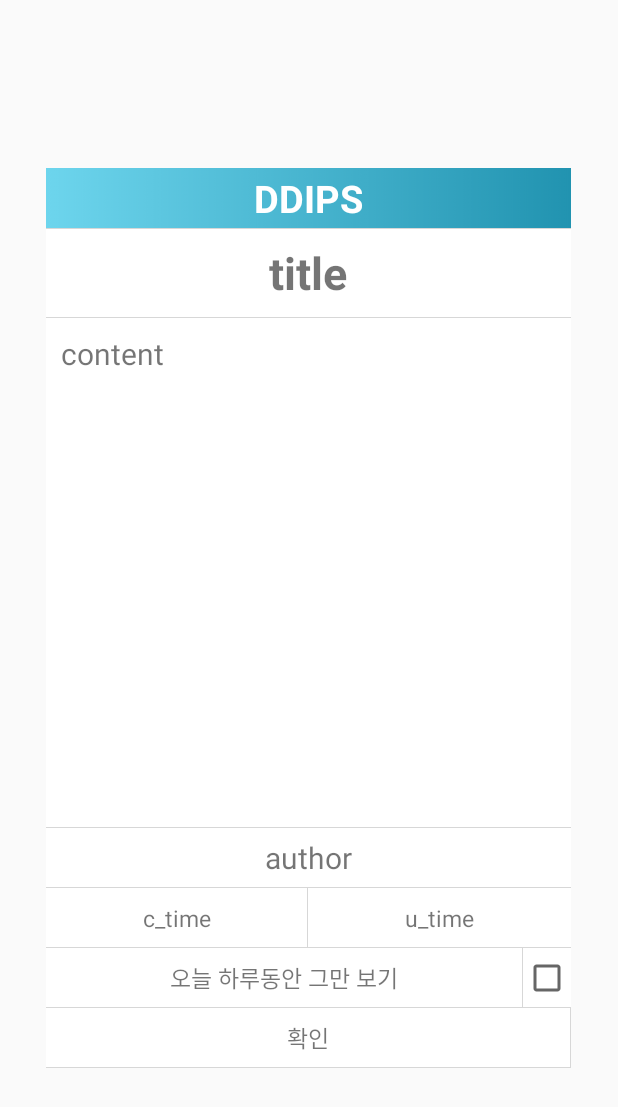
After one commit to Nambyungwook/BlueApp, an Android app: the layout activity_notice_popup.xml on its own in the app's theme, with its tools: preview values and no code run, on a phone screen of 412 x 824 dp. The commit adds this screen. Shown: the top 1107 px of the screen. Run offline under Robolectric (Android 15) with nearby library versions, the phone set to English and light mode, and no system bars.

Commit message:
공지사항 팝업창 생성, 오늘하루 그만보기 기능적용, 로딩중 문구변경 버전 1.0.5업데이트

```diff
--- a/app/build.gradle
+++ b/app/build.gradle
@@ -8,8 +8,8 @@ android {
         applicationId "com.nbw.blueapp"
         minSdkVersion 21
         targetSdkVersion 29
-        versionCode 9
-        versionName "1.0.4"
+        versionCode 10
+        versionName "1.0.5"
         testInstrumentationRunner "androidx.test.runner.AndroidJUnitRunner"
         multiDexEnabled true
     }
--- a/app/src/main/res/layout/activity_loading.xml
+++ b/app/src/main/res/layout/activity_loading.xml
@@ -42,9 +42,9 @@
         android:id="@+id/tv_loading"
         android:layout_width="wrap_content"
         android:layout_height="wrap_content"
-        android:text="로딩중"
+        android:text="사이트 정보를 불러오는 중입니다."
         android:textColor="#FFFFFF"
-        android:textSize="50dp"
+        android:textSize="20dp"
         android:textStyle="bold"
         app:layout_constraintBottom_toBottomOf="parent"
         app:layout_constraintEnd_toEndOf="parent"
--- /dev/null
+++ b/app/src/main/res/layout/activity_notice_popup.xml
@@ -0,0 +1,150 @@
+<?xml version="1.0" encoding="utf-8"?>
+<LinearLayout xmlns:android="http://schemas.android.com/apk/res/android"
+    xmlns:app="http://schemas.android.com/apk/res-auto"
+    xmlns:tools="http://schemas.android.com/tools"
+    android:layout_width="350dp"
+    android:layout_height="600dp"
+    tools:context=".activities.dialogs.NoticePopupActivity"
+    android:orientation="vertical"
+    android:layout_gravity="center">
+
+    <FrameLayout
+        android:id="@+id/toolbar_userinfo"
+        android:layout_width="match_parent"
+        android:layout_height="40dp"
+        android:background="@drawable/cool_blues"
+        android:orientation="horizontal">
+
+        <TextView
+            android:layout_width="wrap_content"
+            android:layout_height="match_parent"
+            android:layout_gravity="center"
+            android:layout_weight="1"
+            android:gravity="center"
+            android:text="DDIPS"
+            android:textColor="#ffffff"
+            android:textSize="25dp"
+            android:textStyle="bold" />
+
+    </FrameLayout>
+
+    <LinearLayout
+        android:layout_width="match_parent"
+        android:layout_height="60dp">
+
+        <TextView
+            android:background="@drawable/tv_edge_grey_top_bottom"
+            android:layout_width="match_parent"
+            android:layout_height="match_parent"
+            android:id="@+id/tv_title"
+            android:text="title"
+            android:textSize="30dp"
+            android:gravity="center"
+            android:textStyle="bold"/>
+
+    </LinearLayout>
+
+    <LinearLayout
+        android:background="@drawable/tv_edge_grey_bottom"
+        android:layout_width="match_parent"
+        android:layout_height="0dp"
+        android:layout_weight="1">
+
+        <ScrollView
+            android:layout_width="match_parent"
+            android:layout_height="match_parent">
+
+            <TextView
+                android:layout_width="match_parent"
+                android:layout_height="match_parent"
+                android:id="@+id/tv_content"
+                android:text="content"
+                android:textSize="20dp"
+                android:padding="10dp"/>
+
+        </ScrollView>
+
+    </LinearLayout>
+
+    <LinearLayout
+        android:background="@drawable/tv_edge_grey_bottom"
+        android:layout_width="match_parent"
+        android:layout_height="40dp">
+
+        <TextView
+            android:layout_width="match_parent"
+            android:layout_height="match_parent"
+            android:id="@+id/tv_author"
+            android:text="author"
+            android:textSize="20dp"
+            android:gravity="center"/>
+
+    </LinearLayout>
+
+    <LinearLayout
+        android:layout_width="match_parent"
+        android:layout_height="40dp"
+        android:orientation="horizontal">
+
+        <TextView
+            android:background="@drawable/tv_edge_grey_bottom_right"
+            android:layout_width="0dp"
+            android:layout_height="match_parent"
+            android:layout_weight="1"
+            android:id="@+id/tv_create_time"
+            android:text="c_time"
+            android:textSize="15dp"
+            android:gravity="center"/>
+
+        <TextView
+            android:background="@drawable/tv_edge_grey_bottom"
+            android:layout_width="0dp"
+            android:layout_height="match_parent"
+            android:layout_weight="1"
+            android:id="@+id/tv_update_time"
+            android:text="u_time"
+            android:textSize="15dp"
+            android:gravity="center"/>
+
+    </LinearLayout>
+
+    <LinearLayout
+        android:layout_width="match_parent"
+        android:layout_height="40dp"
+        android:orientation="horizontal">
+
+        <TextView
+            android:background="@drawable/tv_edge_grey_bottom_right"
+            android:gravity="center"
+            android:layout_width="0dp"
+            android:layout_height="match_parent"
+            android:layout_weight="1"
+            android:text="오늘 하루동안 그만 보기"
+            android:textSize="15dp"/>
+
+        <CheckBox
+            android:background="@drawable/tv_edge_grey_bottom"
+            android:layout_width="wrap_content"
+            android:layout_height="match_parent"
+            android:id="@+id/cb_today"/>
+
+    </LinearLayout>
+
+    <LinearLayout
+        android:background="@drawable/btn_layout_white_grey"
+        android:layout_width="match_parent"
+        android:layout_height="40dp"
+        android:orientation="horizontal"
+        android:onClick="onClick_ok">
+
+        <TextView
+            android:gravity="center"
+            android:layout_width="0dp"
+            android:layout_height="match_parent"
+            android:layout_weight="1"
+            android:text="확인"
+            android:textSize="15dp"/>
+
+    </LinearLayout>
+
+</LinearLayout>
--- a/app/src/main/res/layout/activity_terms_agree.xml
+++ b/app/src/main/res/layout/activity_terms_agree.xml
@@ -1,13 +1,12 @@
 <?xml version="1.0" encoding="utf-8"?>
 <LinearLayout xmlns:android="http://schemas.android.com/apk/res/android"
     xmlns:tools="http://schemas.android.com/tools"
-    android:layout_width="match_parent"
+    android:layout_width="350dp"
     android:layout_height="300dp"
     tools:context=".activities.dialogs.TermsAgreeActivity"
     android:orientation="vertical"
     android:background="#190F0F0F"
-    android:layout_marginRight="10dp"
-    android:layout_marginLeft="10dp">
+    android:layout_gravity="center">
 
     <FrameLayout
         android:id="@+id/toolbar_userinfo"
--- a/app/src/main/res/values/strings.xml
+++ b/app/src/main/res/values/strings.xml
@@ -175,7 +175,7 @@
  제31조(분쟁의 해결)
 "팀"는 분쟁이 발생하였을 경우에 "이용자"가 제기하는 정당한 의견이나 불만을 반영하여 적절하고 신속한 조치를 취합니다. 다만, 신속한 처리가 곤란한 경우에 "팀"는 "이용자"에게 그 사유와 처리일정을 통보합니다.
 </string>
-<string name="app_terms_of_privacy">1. 개인정보의 처리 목적 (DDIPS이하 팀) 은(는) 다음의 목적을 위하여 개인정보를 처리하고 있으며, 다음의 목적 이외의 용도로는 이용하지 않습니다.
+    <string name="app_terms_of_privacy">1. 개인정보의 처리 목적 (DDIPS이하 팀) 은(는) 다음의 목적을 위하여 개인정보를 처리하고 있으며, 다음의 목적 이외의 용도로는 이용하지 않습니다.
 - 고객 가입의사 확인, 고객에 대한 서비스 제공에 따른 본인 식별.인증, 회원자격 유지.관리, 물품 또는 서비스 공급에 따른 금액 결제, 물품 또는 서비스의 공급.배송 등
 
 
@@ -271,6 +271,6 @@ DDIPS 은 정보주체의 이용정보를 저장하고 수시로 불러오는
 
 </string>
 
- <string name="user_info">회원께서 입력하신 정보입니다. 정보를 정확하게 입력하실수록 맞춤형 정보를 확인할 수 있습니다. 지역, 연봉등의 정보를 입력하시면 메인화면에서 더 간편하게 검색하실 수 있습니다.</string>
- <string name="update_phone">DDIPS를 이용해주셔서 감사합니다. 전화번호 인증은 더 정확한 정보를 전달하기위한 목적입니다.</string>
+    <string name="user_info">회원께서 입력하신 정보입니다. 정보를 정확하게 입력하실수록 맞춤형 정보를 확인할 수 있습니다. 지역, 연봉등의 정보를 입력하시면 메인화면에서 더 간편하게 검색하실 수 있습니다.</string>
+    <string name="update_phone">DDIPS를 이용해주셔서 감사합니다. 전화번호 인증은 더 정확한 정보를 전달하기위한 목적입니다.</string>
 </resources>
```
Also changed, not shown: app/src/main/AndroidManifest.xml (+7 -3 lines), app/src/main/java/com/nbw/blueapp/activities/MainActivity.java (+16 -0 lines), app/src/main/java/com/nbw/blueapp/activities/dialogs/NoticePopupActivity.java (added, +138 -0 lines), app/src/main/java/com/nbw/blueapp/utils/Utils.java (+16 -4 lines).
